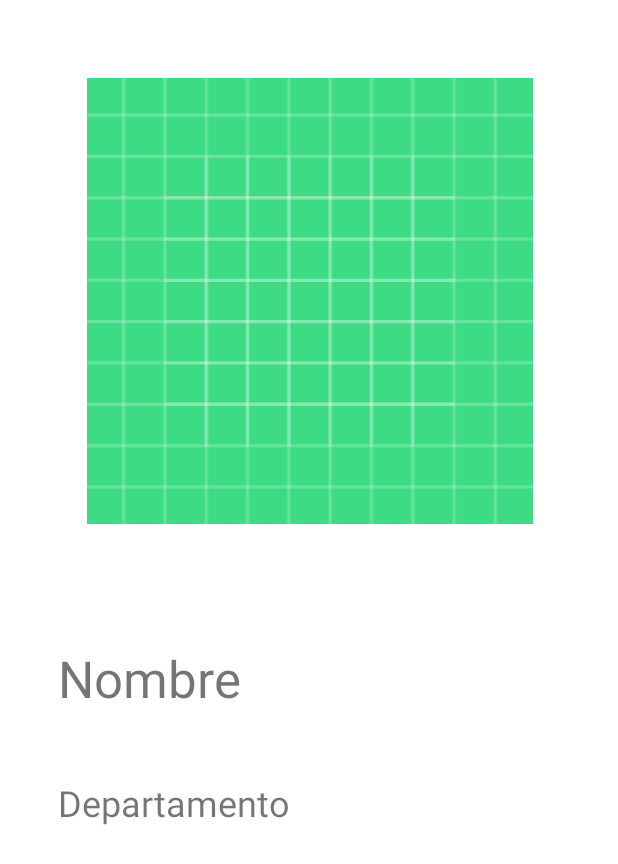
After one commit to Marielcv/GridCardApp, an Android app: the layout activity_detalle_app.xml on its own in the app's theme, with its tools: preview values and no code run, on a phone screen of 412 x 824 dp. The commit adds this screen. Shown: the top 864 px of the screen. Run offline under Robolectric (Android 15) with nearby library versions, the light colour scheme and no system bars.

Commit message:
app12
commit

```diff
--- a/app/src/main/java/com/example/gridcardapp/AdaptadorModificado.kt
+++ b/app/src/main/java/com/example/gridcardapp/AdaptadorModificado.kt
@@ -30,7 +30,7 @@ class AdaptadorModificado(
             vista = LayoutInflater.from(context).inflate(R.layout.file_items,parent,false)
         }
         var imagenVista: ImageView = vista!!.findViewById(R.id.iv_Tabla)
-        var tvnombre: TextView = vista!!.findViewById(R.id.tv_Nombre)
+        var tvnombre: TextView = vista!!.findViewById(R.id.tv_Nombre2)
         var tvdepartamento: TextView = vista!!.findViewById(R.id.tv_Departamento)
 
         val imgItems = imagenLista[position]
--- a/app/src/main/java/com/example/gridcardapp/Detalle.kt
+++ b/app/src/main/java/com/example/gridcardapp/DetalleApp.kt
@@ -12,7 +12,7 @@ class Detalle : AppCompatActivity() {
 
     override fun onCreate(savedInstanceState: Bundle?) {
         super.onCreate(savedInstanceState)
-        setContentView(R.layout.activity_detalle)
+        setContentView(R.layout.activity_detalle_app)
 
         tvNombre = findViewById(R.id.tv_Nombre2)
         tvDepartamento=findViewById(R.id.tv_Departamento2)
--- /dev/null
+++ b/app/src/main/res/layout/activity_detalle_app.xml
@@ -0,0 +1,42 @@
+<?xml version="1.0" encoding="utf-8"?>
+<androidx.constraintlayout.widget.ConstraintLayout xmlns:android="http://schemas.android.com/apk/res/android"
+    xmlns:app="http://schemas.android.com/apk/res-auto"
+    xmlns:tools="http://schemas.android.com/tools"
+    android:layout_width="match_parent"
+    android:layout_height="match_parent"
+    tools:context=".MainActivity">
+
+    <ImageView
+        android:id="@+id/iv_ImgFoto"
+        android:layout_width="334dp"
+        android:layout_height="297dp"
+        android:layout_marginTop="52dp"
+        android:src="@drawable/ic_launcher_background"
+        app:layout_constraintEnd_toEndOf="parent"
+        app:layout_constraintStart_toStartOf="parent"
+        app:layout_constraintTop_toTopOf="parent" />
+
+    <TextView
+        android:id="@+id/tv_Nombre2"
+        android:layout_width="wrap_content"
+        android:layout_height="wrap_content"
+        android:layout_marginTop="80dp"
+        android:text="Nombre"
+        android:textSize="34sp"
+        app:layout_constraintEnd_toEndOf="parent"
+        app:layout_constraintHorizontal_bias="0.134"
+        app:layout_constraintStart_toStartOf="parent"
+        app:layout_constraintTop_toBottomOf="@+id/iv_ImgFoto" />
+
+    <TextView
+        android:id="@+id/tv_Departamento2"
+        android:layout_width="wrap_content"
+        android:layout_height="wrap_content"
+        android:layout_marginTop="44dp"
+        android:text="Departamento"
+        android:textSize="24sp"
+        app:layout_constraintEnd_toEndOf="parent"
+        app:layout_constraintHorizontal_bias="0.15"
+        app:layout_constraintStart_toStartOf="parent"
+        app:layout_constraintTop_toBottomOf="@+id/tv_Nombre2" />
+</androidx.constraintlayout.widget.ConstraintLayout>
--- a/app/src/main/res/layout/activity_main.xml
+++ b/app/src/main/res/layout/activity_main.xml
@@ -1,5 +1,5 @@
 <?xml version="1.0" encoding="utf-8"?>
- <linearLayout
+<LinearLayout
     xmlns:android="http://schemas.android.com/apk/res/android"
     xmlns:app="http://schemas.android.com/apk/res-auto"
     xmlns:tools="http://schemas.android.com/tools"
@@ -17,4 +17,4 @@
         android:horizontalSpacing="4dp"
         android:verticalSpacing="4dp"
         android:numColumns="2"/>
-</linearLayout>
+</LinearLayout>
--- a/app/src/main/res/layout/file_items.xml
+++ b/app/src/main/res/layout/file_items.xml
@@ -21,7 +21,7 @@
             app:srcCompat="@mipmap/ic_launcher"/>
 
         <TextView
-            android:id="@+id/tv_Nombre"
+            android:id="@+id/tv_Nombre2"
             android:layout_width="wrap_content"
             android:layout_height="wrap_content"
             android:layout_below="@+id/iv_Tabla"
@@ -34,7 +34,7 @@
             android:id="@+id/tv_Departamento"
             android:layout_width="wrap_content"
             android:layout_height="wrap_content"
-            android:layout_below="@id/tv_Nombre"
+            android:layout_below="@id/tv_Nombre2"
             android:text="Departamento"
             android:padding="2dp"
             android:layout_centerHorizontal="true" />
```
Also changed, not shown: app/src/main/AndroidManifest.xml (+7 -0 lines), app/src/main/res/drawable/image1.jpg (added), app/src/main/res/drawable/image2.webp (added), app/src/main/res/drawable/image3.webp (added), app/src/main/res/drawable/image4.jpg (added), 4 other files. Lines whose indentation alone changed are shown as unchanged.
